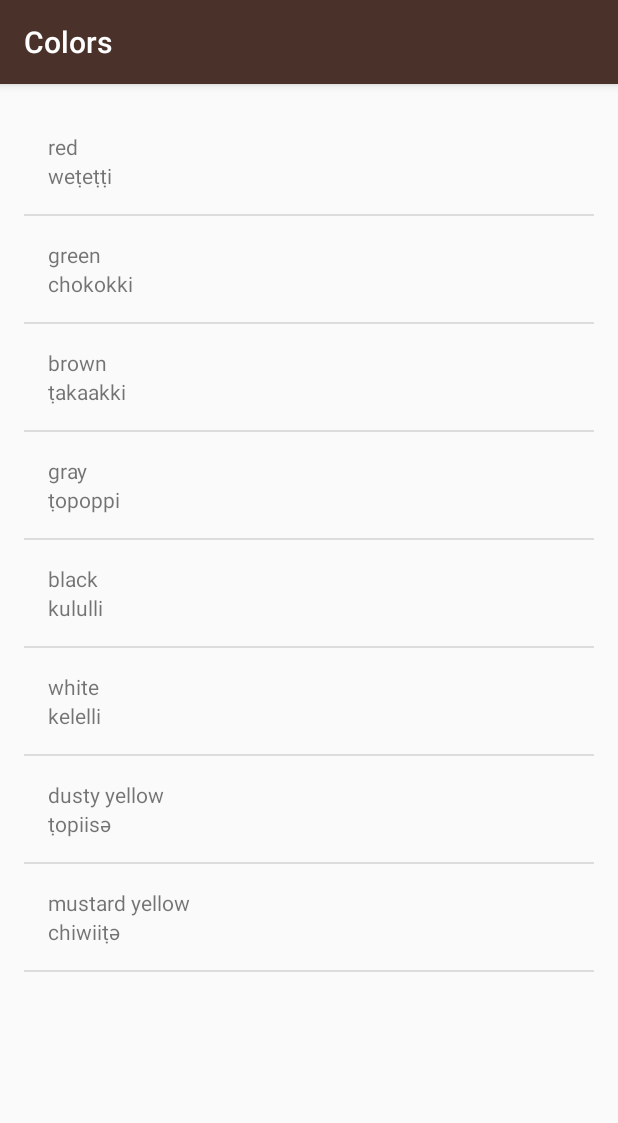
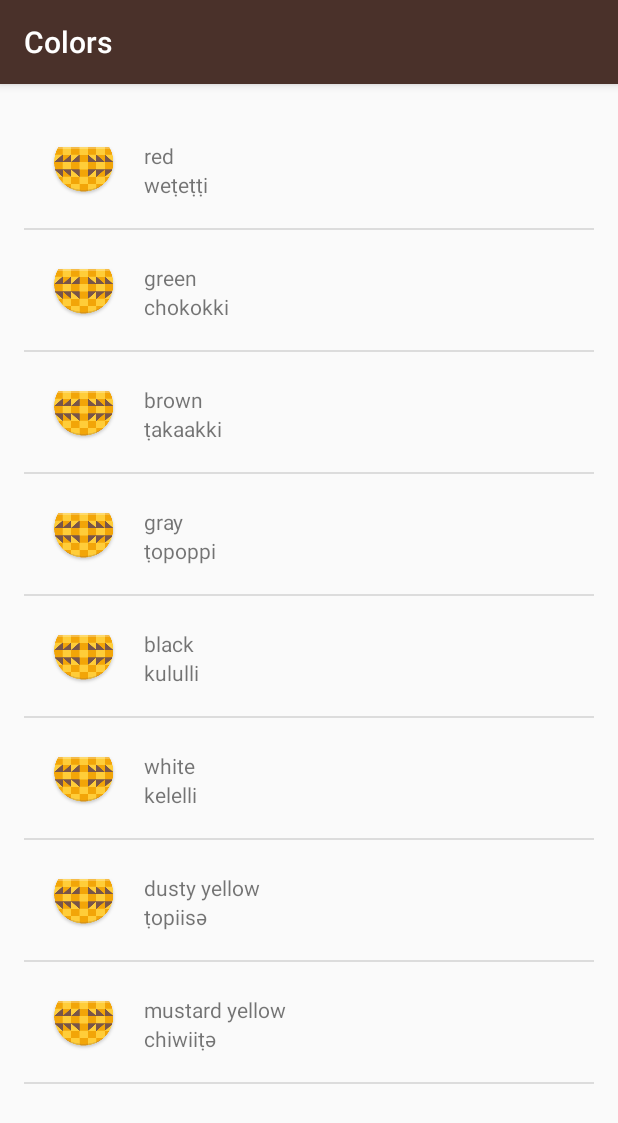
Before and after one commit to thehme/Miwok-Language-v2, an Android app: the ColorsActivity screen opened directly, with no data from a screen before it, on a phone screen of 412 x 824 dp. Shown: the top 1123 px of the screen. Run offline under Robolectric (Android 15) with nearby library versions, the phone set to English and light mode, and no system bars.

Commit message:
changed list item layout to display image along with numbers text

```diff
--- a/app/src/main/res/layout/list_item.xml
+++ b/app/src/main/res/layout/list_item.xml
@@ -6,6 +6,20 @@
     android:layout_width="match_parent"
     android:layout_height="match_parent"
     android:padding="16dp">
+    <LinearLayout
+        android:layout_width="wrap_content"
+        android:layout_height="wrap_content"
+        android:orientation="horizontal">
+        <ImageView
+            android:layout_width="wrap_content"
+            android:layout_height="wrap_content"
+            android:src="@mipmap/ic_launcher"
+            android:paddingRight="16dp" />
+        <LinearLayout
+            android:layout_width="wrap_content"
+            android:layout_height="wrap_content"
+            android:orientation="vertical"
+            android:paddingTop="6dp">
             <TextView
                 android:layout_width="match_parent"
                 android:layout_height="wrap_content"
@@ -17,3 +31,5 @@
                 android:id="@+id/default_text_view"
                 tools:text="one"/>
         </LinearLayout>
+    </LinearLayout>
+</LinearLayout>
```
Lines whose indentation alone changed are shown as unchanged.
